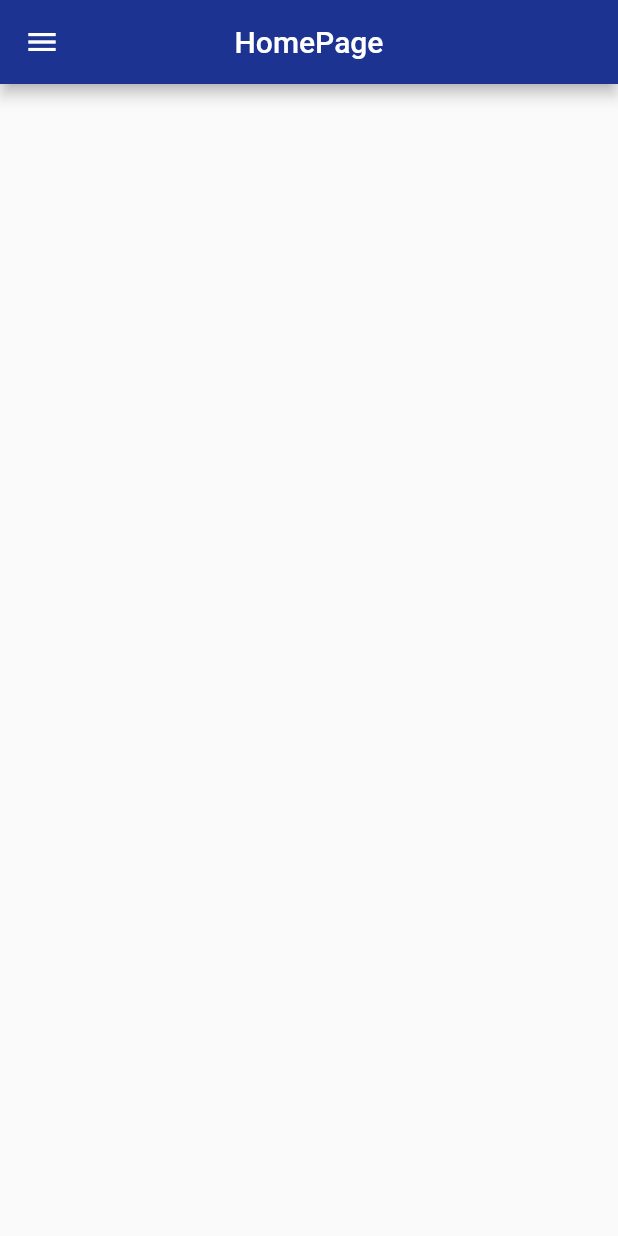
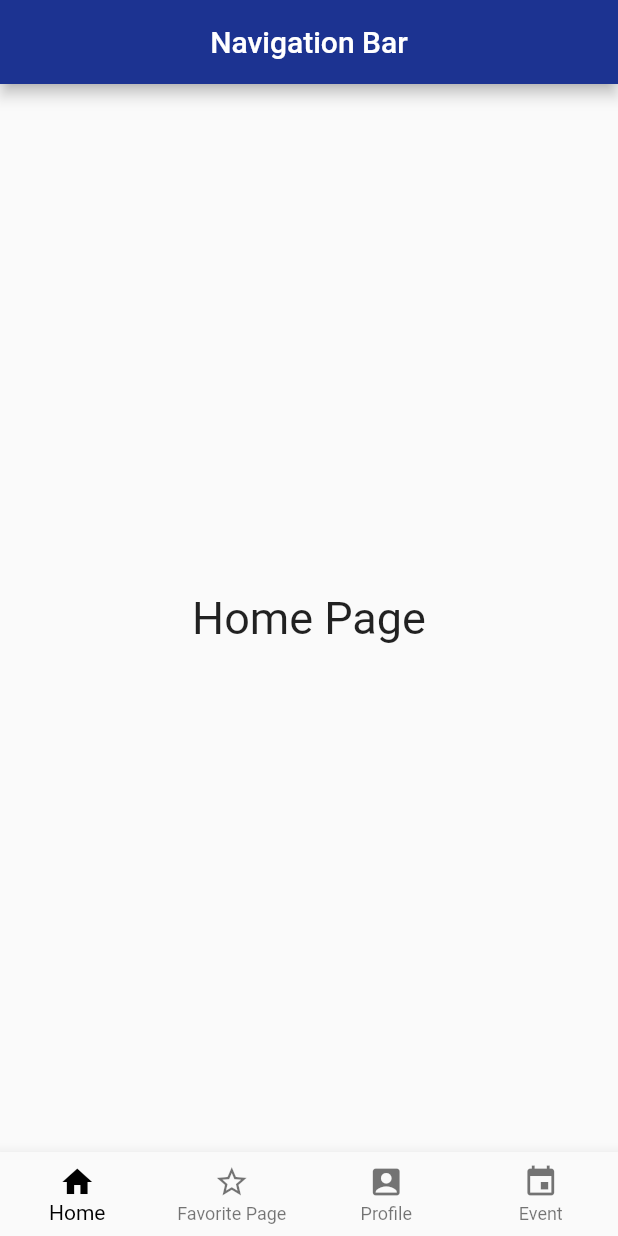
Before and after one commit to bhargav-dobariya/Flutter-Training2, a Flutter app: the screen it shows after launch, on a phone screen of 412 x 824 dp. Run offline on Flutter 3.47's test engine with Material 2 defaults, Android fonts, the phone set to English and light mode, and no system bars.

Commit message:
"Task Completed"

```diff
--- a/lib/main.dart
+++ b/lib/main.dart
@@ -1,5 +1,4 @@
-// import 'package:alert_dialog/screens/checkbox_screen.dart';
-import 'package:alert_dialog/screens/home_screen.dart';
+import 'package:alert_dialog/screens/home_page.dart';
 import 'package:flutter/material.dart';
 
 void main() {
@@ -11,9 +10,9 @@ class MyApp extends StatelessWidget {
   @override
   Widget build(BuildContext context) {
     return MaterialApp(
-        debugShowCheckedModeBanner: false,
-        theme: ThemeData(primarySwatch: Colors.blueGrey),
-        home: HomeScreen(),
-        routes: {});
+      debugShowCheckedModeBanner: false,
+      theme: ThemeData(primarySwatch: Colors.blueGrey),
+      home: HomePage(),
+    );
   }
 }
--- a/lib/resources/color_assets.dart
+++ b/lib/resources/color_assets.dart
@@ -9,4 +9,5 @@ class ColorAsset {
   static Color foloraWhiteButton = const Color(0xffFFFAF0);
   static Color whitecolor = const Color(0xffffffff);
   static Color skybluecolor = const Color(0xff3b76d4);
+  static Color blackcolor = const Color(0xff000000);
 }
--- a/lib/resources/string_asset.dart
+++ b/lib/resources/string_asset.dart
@@ -17,5 +17,12 @@ class StringAssets {
   static String txtspam = "Spam";
   static String txtstarred = "Starred";
   static String txttrashmail = "Trash";
-  static String txtfollowup = "Follow Up";
+  static String txthomepage = "Home Page";
+  static String txtfavoritepage = "Favorite Page";
+  static String txtprofilepage = "Profile Page";
+  static String txteventPage = "Event Page";
+  static String txthome = "Home";
+  static String txtstar = "Favorite";
+  static String txtprofile = "Profile";
+  static String txtevent = "Event";
 }
--- /dev/null
+++ b/lib/screens/home_page.dart
@@ -0,0 +1,63 @@
+import 'package:alert_dialog/resources/color_assets.dart';
+import 'package:alert_dialog/resources/string_asset.dart';
+import 'package:flutter/material.dart';
+
+class HomePage extends StatefulWidget {
+  HomePage({Key? key}) : super(key: key);
+
+  @override
+  State<HomePage> createState() => _HomePageState();
+}
+
+class _HomePageState extends State<HomePage> {
+  int currentIndex = 0;
+  final screens = [
+    Center(
+        child: Text(StringAssets.txthomepage, style: TextStyle(fontSize: 30))),
+    Center(
+        child:
+            Text(StringAssets.txtfavoritepage, style: TextStyle(fontSize: 30))),
+    Center(
+        child:
+            Text(StringAssets.txtprofilepage, style: TextStyle(fontSize: 30))),
+    Center(
+        child: Text(StringAssets.txteventPage, style: TextStyle(fontSize: 30))),
+  ];
+  @override
+  Widget build(BuildContext context) {
+    return Scaffold(
+      appBar: AppBar(
+        title: Text('Navigation Bar'),
+        centerTitle: true,
+        backgroundColor: ColorAsset.blueColor,
+      ),
+      body: screens[currentIndex],
+      bottomNavigationBar: BottomNavigationBar(
+        selectedItemColor: ColorAsset.blackcolor,
+        type: BottomNavigationBarType.fixed,
+        currentIndex: currentIndex,
+        onTap: (index) => setState(() {
+          currentIndex = index;
+        }),
+        items: [
+          BottomNavigationBarItem(
+            icon: Icon(Icons.home),
+            label: StringAssets.txthome,
+          ),
+          BottomNavigationBarItem(
+            icon: Icon(Icons.star_border),
+            label: StringAssets.txtfavoritepage,
+          ),
+          BottomNavigationBarItem(
+            icon: Icon(Icons.account_box),
+            label: StringAssets.txtprofile,
+          ),
+          BottomNavigationBarItem(
+            icon: Icon(Icons.event),
+            label: StringAssets.txtevent,
+          ),
+        ],
+      ),
+    );
+  }
+}
--- a/lib/screens/home_screen.dart
+++ /dev/null
@@ -1,25 +0,0 @@
-import 'package:alert_dialog/main.dart';
-import 'package:alert_dialog/resources/color_assets.dart';
-import 'package:alert_dialog/resources/widgets/navigation_drawer.dart';
-import 'package:flutter/material.dart';
-
-class HomeScreen extends StatefulWidget {
-  HomeScreen({Key? key}) : super(key: key);
-
-  @override
-  State<HomeScreen> createState() => _HomeScreenState();
-}
-
-class _HomeScreenState extends State<HomeScreen> {
-  @override
-  Widget build(BuildContext context) {
-    return Scaffold(
-      drawer: NavigationDrawerWidget(),
-      appBar: AppBar(
-        title: Text('HomePage'),
-        centerTitle: true,
-        backgroundColor: ColorAsset.blueColor,
-      ),
-    );
-  }
-}
```
Also changed, not shown: lib/resources/widgets/navigation_drawer.dart (deleted, +0 -149 lines), lib/screens/allmail_screen.dart (deleted, +0 -18 lines), lib/screens/draft_screen.dart (deleted, +0 -18 lines), lib/screens/followup_screen.dart (deleted, +0 -18 lines), lib/screens/inbox_screen.dart (deleted, +0 -18 lines), lib/screens/sentmail_screen.dart (deleted, +0 -18 lines), lib/screens/spam_screen.dart (deleted, +0 -18 lines), lib/screens/starred_screen.dart (deleted, +0 -18 lines), lib/screens/trash_screen.dart (deleted, +0 -18 lines).
